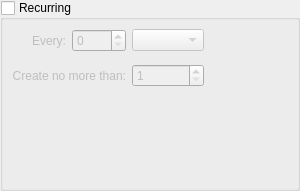
Old version of the form xtuple/trunk/widgets/recurrencewidget.ui in the repository WooodHead/xtuple.
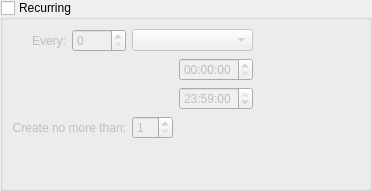
New version of the form. Custom widgets are drawn as their Qt base class.

Commit message: issue #6055 - expand scriptability of recurrence widget, add start and end time fields, and adjust the callers accordingly

```diff
--- a/xtuple/trunk/widgets/recurrencewidget.ui
+++ b/xtuple/trunk/widgets/recurrencewidget.ui
@@ -6,7 +6,7 @@
    <rect>
     <x>0</x>
     <y>0</y>
-    <width>300</width>
+    <width>372</width>
     <height>191</height>
    </rect>
   </property>
@@ -34,12 +34,6 @@
      <property name="checked">
       <bool>false</bool>
      </property>
-     <layout class="QGridLayout" name="gridLayout_3">
-      <item row="0" column="0">
-       <layout class="QHBoxLayout" name="horizontalLayout">
-        <item>
-         <layout class="QVBoxLayout" name="verticalLayout">
-          <item>
            <layout class="QGridLayout" name="gridLayout">
             <item row="0" column="0">
              <widget class="QLabel" name="_frequencyLit">
@@ -57,17 +51,44 @@
             <item row="0" column="1">
              <widget class="XSpinBox" name="_frequency"/>
             </item>
-            <item row="0" column="2">
+      <item row="0" column="2" colspan="2">
              <widget class="XComboBox" name="_period"/>
             </item>
-            <item row="1" column="0" colspan="3">
+      <item row="0" column="4">
+       <spacer name="_hspacer">
+        <property name="orientation">
+         <enum>Qt::Horizontal</enum>
+        </property>
+        <property name="sizeHint" stdset="0">
+         <size>
+          <width>0</width>
+          <height>20</height>
+         </size>
+        </property>
+       </spacer>
+      </item>
+      <item row="1" column="0" rowspan="2" colspan="3">
              <widget class="DateCluster" name="_dates">
               <property name="focusPolicy">
                <enum>Qt::StrongFocus</enum>
               </property>
              </widget>
             </item>
-            <item row="2" column="0" colspan="2">
+      <item row="1" column="3">
+       <widget class="QTimeEdit" name="_startTime"/>
+      </item>
+      <item row="2" column="3">
+       <widget class="QTimeEdit" name="_endTime">
+        <property name="time">
+         <time>
+          <hour>23</hour>
+          <minute>59</minute>
+          <second>0</second>
+         </time>
+        </property>
+       </widget>
+      </item>
+      <item row="3" column="0" colspan="2">
              <widget class="XLabel" name="_maxLit">
               <property name="text">
                <string>Create no more than:</string>
@@ -80,44 +101,25 @@
               </property>
              </widget>
             </item>
-            <item row="2" column="2">
+      <item row="3" column="2">
              <widget class="XSpinBox" name="_max">
               <property name="minimum">
                <number>1</number>
               </property>
              </widget>
             </item>
-           </layout>
-          </item>
-          <item>
+      <item row="4" column="0">
            <spacer name="verticalSpacer">
             <property name="orientation">
              <enum>Qt::Vertical</enum>
             </property>
             <property name="sizeHint" stdset="0">
              <size>
-              <width>0</width>
-              <height>0</height>
+          <width>13</width>
+          <height>8</height>
              </size>
             </property>
            </spacer>
-          </item>
-         </layout>
-        </item>
-        <item>
-         <spacer name="horizontalSpacer">
-          <property name="orientation">
-           <enum>Qt::Horizontal</enum>
-          </property>
-          <property name="sizeHint" stdset="0">
-           <size>
-            <width>0</width>
-            <height>20</height>
-           </size>
-          </property>
-         </spacer>
-        </item>
-       </layout>
       </item>
      </layout>
     </widget>
```
Lines whose indentation alone changed are shown as unchanged. The commit also changes 8 other files.
